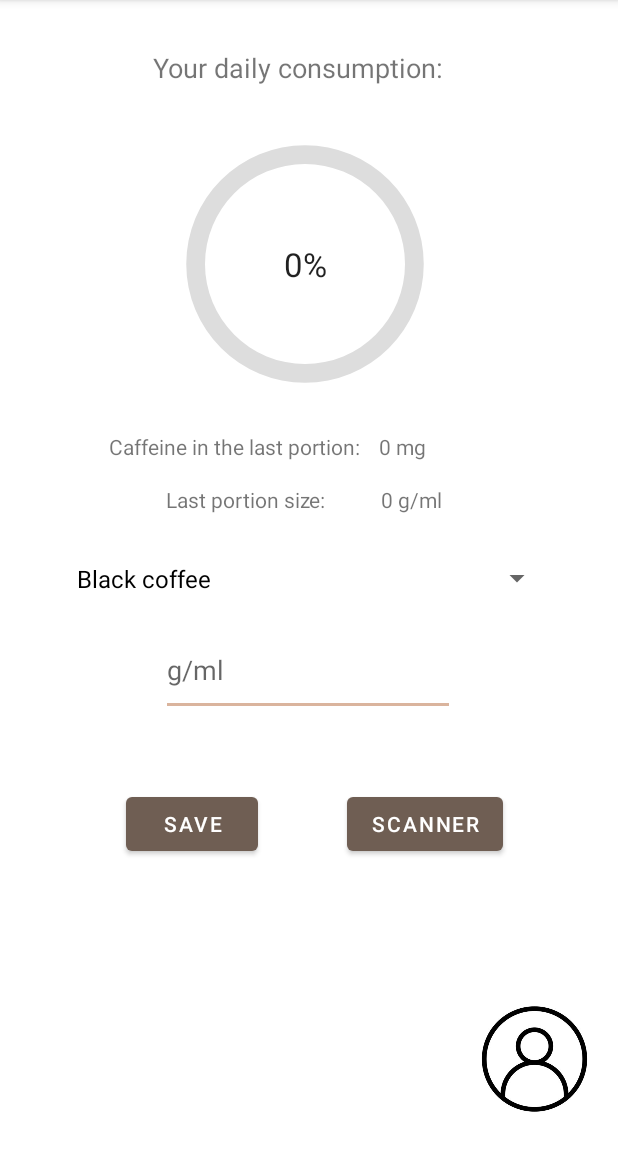
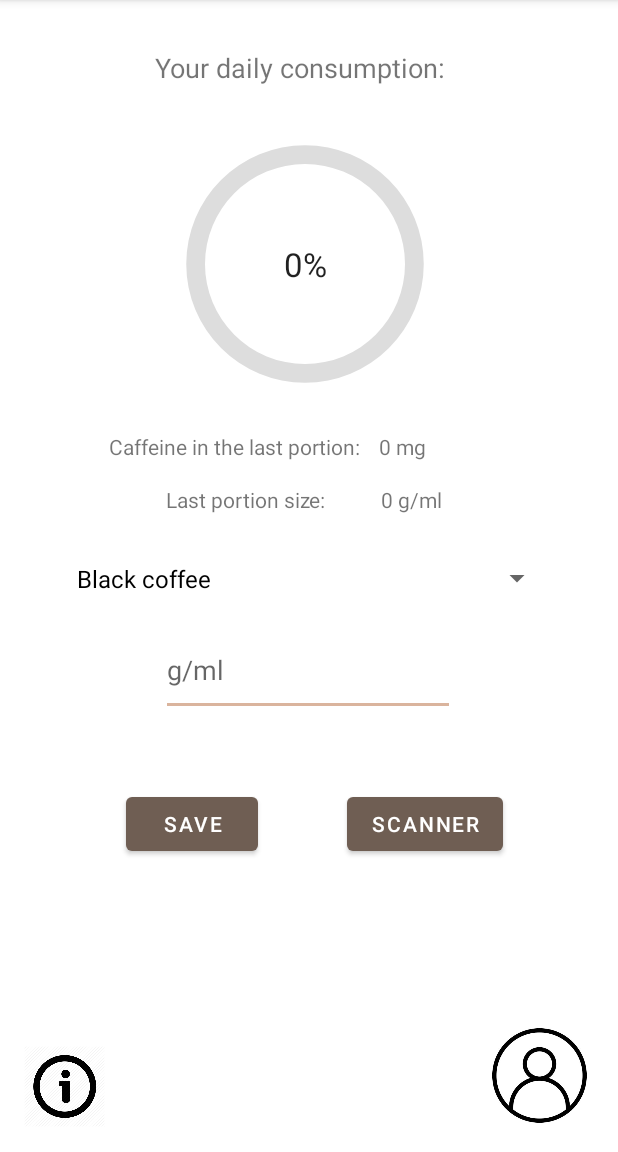
Before and after one commit to IlariHalonen/Kofeiinilaskuri, an Android app: the MainActivity screen opened directly, with no data from a screen before it, on a phone screen of 412 x 824 dp, the part 84-1236 px from its top. Run offline under Robolectric (Android 15) with nearby library versions, the light colour scheme and no system bars.

Commit message:
infoikkuna lisätty xml

```diff
--- a/app/src/main/res/layout/activity_main.xml
+++ b/app/src/main/res/layout/activity_main.xml
@@ -18,7 +18,6 @@
         app:layout_constraintHorizontal_bias="0.488"
         app:layout_constraintStart_toStartOf="parent"
         app:layout_constraintTop_toTopOf="parent" />
-
 
 
     <TextView
@@ -141,11 +140,10 @@
         android:id="@+id/textView4"
         android:layout_width="wrap_content"
         android:layout_height="wrap_content"
+        android:layout_marginStart="103dp"
         android:text="Your daily consumption:"
         android:textSize="18sp"
         app:layout_constraintBottom_toTopOf="@+id/progress_bar"
-        app:layout_constraintEnd_toEndOf="parent"
-        app:layout_constraintHorizontal_bias="0.468"
         app:layout_constraintStart_toStartOf="parent"
         app:layout_constraintTop_toTopOf="parent"
         app:layout_constraintVertical_bias="0.634" />
@@ -165,14 +163,23 @@
 
     <ImageView
         android:id="@+id/profileIcon"
-        android:layout_width="78dp"
-        android:layout_height="81dp"
+        android:layout_width="71dp"
+        android:layout_height="70dp"
+        android:layout_marginBottom="16dp"
         app:layout_constraintBottom_toBottomOf="parent"
         app:layout_constraintEnd_toEndOf="parent"
         app:layout_constraintHorizontal_bias="0.951"
         app:layout_constraintStart_toStartOf="parent"
-        app:layout_constraintTop_toBottomOf="@+id/scanner"
-        app:layout_constraintVertical_bias="0.809"
         app:srcCompat="@drawable/usericon" />
 
+    <ImageView
+        android:id="@+id/infoIcon"
+        android:layout_width="54dp"
+        android:layout_height="55dp"
+        android:layout_marginStart="16dp"
+        android:layout_marginBottom="16dp"
+        app:layout_constraintBottom_toBottomOf="parent"
+        app:layout_constraintStart_toStartOf="parent"
+        app:srcCompat="@drawable/infoicon" />
+
 </androidx.constraintlayout.widget.ConstraintLayout>
```
Also changed, not shown: app/src/main/res/drawable/infoicon.png (added). Lines whose indentation alone changed are shown as unchanged.
